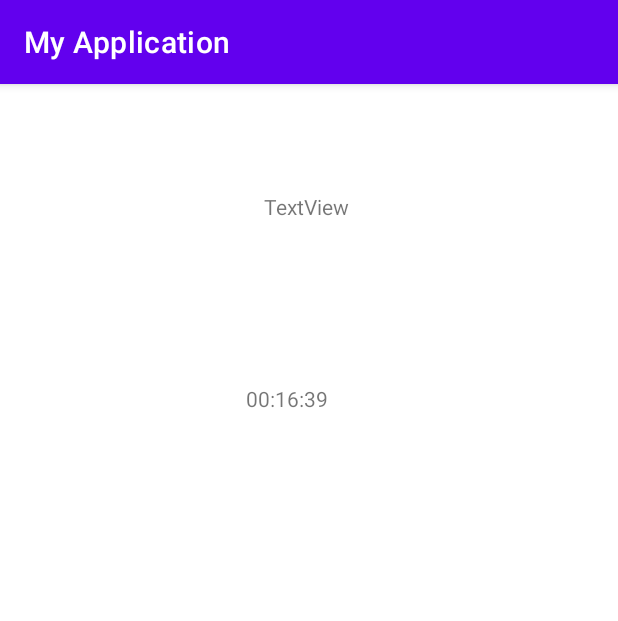
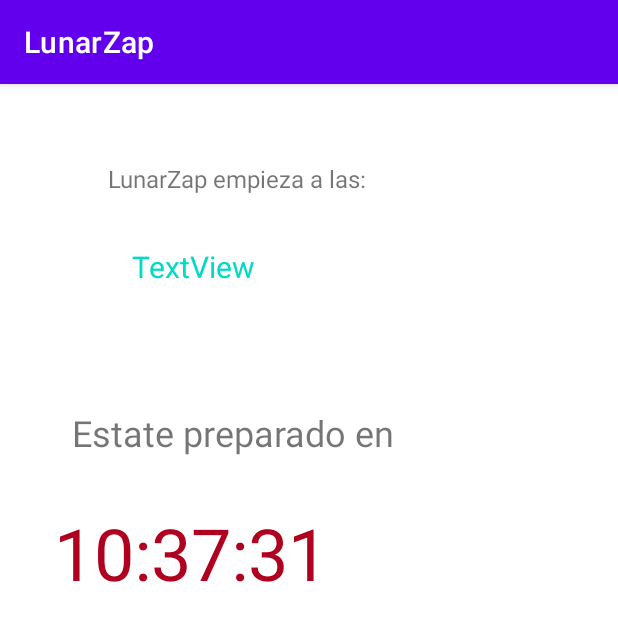
Before and after one commit to RGM73/LunarZapProyecto, an Android app: the Principal screen opened directly, with no data from a screen before it, on a phone screen of 412 x 824 dp. Shown: the top 621 px of the screen. Run offline under Robolectric (Android 15) with nearby library versions, the phone set to English and light mode, and no system bars; our stand-ins replace Volley; network calls fail.

Commit message:
Cuenta atras

```diff
--- a/app/src/main/java/com/example/myapplication/Principal.java
+++ b/app/src/main/java/com/example/myapplication/Principal.java
@@ -69,8 +69,18 @@ public class Principal extends AppCompatActivity {
                 });
 
         queue.add(jsonObjectRequest);
-
-        new CountDownTimer( 1000*1000, 1000) {
+        LocalTime now = LocalTime.now();
+        DateTimeFormatter formatter = DateTimeFormatter.ofPattern("hh:mm:ss a");
+        LocalTime anochecer=null;
+        if (horaFormateada != null && !horaFormateada.isEmpty()) {
+             anochecer= LocalTime.parse(horaFormateada, formatter);
+            // rest of your code
+        } else {
+            LocalTime hora = LocalTime.of(21,8);
+            anochecer=hora;
+        }
+        long diffSeconds = ChronoUnit.SECONDS.between(now, anochecer);
+        new CountDownTimer( diffSeconds*1000, 1000) {
 
             public void onTick(long millisUntilFinished) {
                 long secondsUntilFinished = millisUntilFinished / 1000;
--- a/app/src/main/res/layout/activity_principal.xml
+++ b/app/src/main/res/layout/activity_principal.xml
@@ -8,21 +8,47 @@
 
     <TextView
         android:id="@+id/textView2"
-        android:layout_width="wrap_content"
-        android:layout_height="wrap_content"
-        android:layout_marginStart="164dp"
-        android:layout_marginTop="200dp"
+        android:layout_width="342dp"
+        android:layout_height="168dp"
+        android:layout_marginStart="36dp"
+        android:layout_marginTop="280dp"
         android:text="TextView"
+        android:textColor="@color/design_default_color_error"
+        android:textSize="48sp"
         app:layout_constraintStart_toStartOf="parent"
         app:layout_constraintTop_toTopOf="parent" />
 
     <TextView
         android:id="@+id/textView3"
-        android:layout_width="wrap_content"
-        android:layout_height="wrap_content"
-        android:layout_marginStart="176dp"
-        android:layout_marginTop="72dp"
+        android:layout_width="188dp"
+        android:layout_height="56dp"
+        android:layout_marginStart="88dp"
+        android:layout_marginTop="108dp"
         android:text="TextView"
+        android:textColor="@color/teal_200"
+        android:textSize="20sp"
+        app:layout_constraintStart_toStartOf="parent"
+        app:layout_constraintTop_toTopOf="parent" />
+
+    <TextView
+        android:id="@+id/textView4"
+        android:layout_width="269dp"
+        android:layout_height="48dp"
+        android:layout_marginStart="48dp"
+        android:layout_marginTop="52dp"
+        android:text="@string/mensaje_hora"
+        android:textSize="24sp"
+        app:layout_constraintStart_toStartOf="parent"
+        app:layout_constraintTop_toBottomOf="@+id/textView3" />
+
+    <TextView
+        android:id="@+id/textView5"
+        android:layout_width="216dp"
+        android:layout_height="30dp"
+        android:layout_marginStart="72dp"
+        android:layout_marginTop="52dp"
+        android:text="@string/mensaje_anochecer"
+        android:textSize="16sp"
         app:layout_constraintStart_toStartOf="parent"
         app:layout_constraintTop_toTopOf="parent" />
 </androidx.constraintlayout.widget.ConstraintLayout>
--- a/app/src/main/res/values/strings.xml
+++ b/app/src/main/res/values/strings.xml
@@ -1,5 +1,5 @@
 <resources>
-    <string name="app_name">My Application</string>
+    <string name="app_name">LunarZap</string>
     <string name="title_activity_principal">Perfil de una Persona</string>
     <string name="large_text">
         "Soy una persona apasionada por el arte y la creatividad, por lo que me desempeño como artista plástico y diseñador gráfico. Mi estilo se enfoca en la abstracción y en el uso de colores vibrantes y formas geométricas, lo que me permite crear obras únicas y expresivas. Además, soy un amante de la naturaleza y de los viajes, por lo que siempre trato de incorporar elementos naturales en mis creaciones.
@@ -22,4 +22,6 @@ Soy un abogado especializado en derecho penal, con experiencia en la defensa de
     <string name="invalid_username">Not a valid username</string>
     <string name="invalid_password">Password must be >5 characters</string>
     <string name="login_failed">"Login failed"</string>
+    <string name="mensaje_hora">Estate preparado en</string>
+    <string name="mensaje_anochecer">LunarZap empieza a las:</string>
 </resources>
```
Also changed, not shown: app/src/main/java/com/example/myapplication/MainActivity.java (+2 -6 lines), app/src/main/java/com/example/myapplication/Perfil.java (+25 -24 lines).
